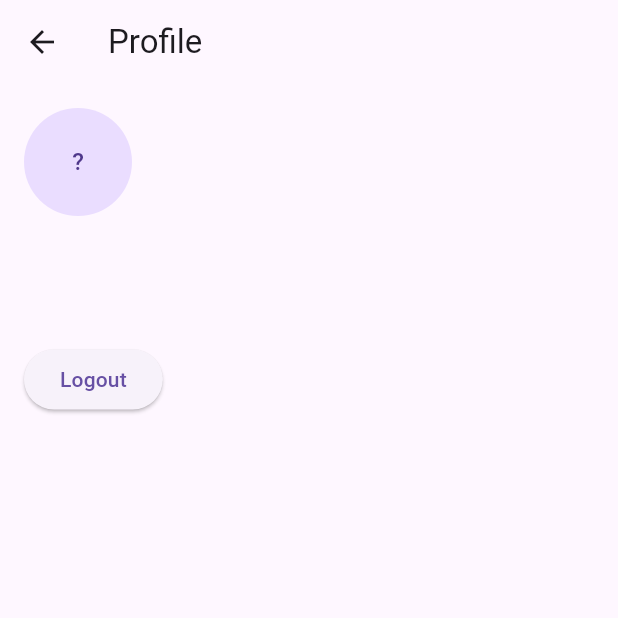
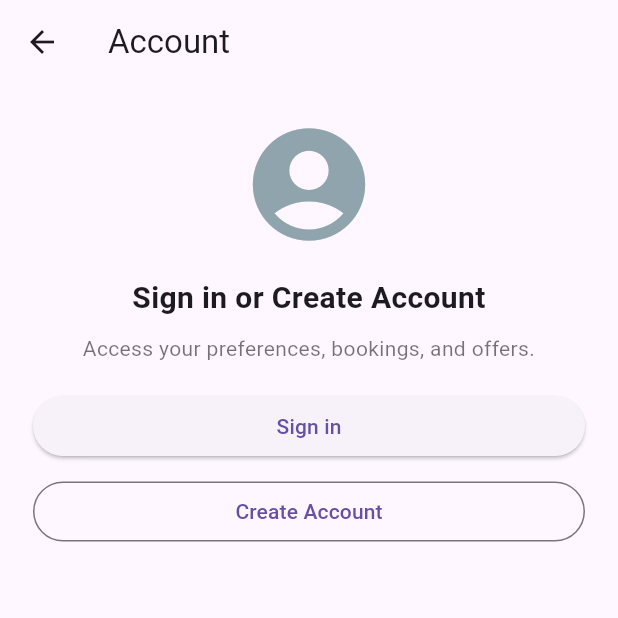
Before and after one commit to netamare/Expedia_app, a Flutter app: the ProfileScreen screen opened directly, on a phone screen of 412 x 824 dp, the top half of it. Run offline on Flutter 3.47's test engine with Material 3 defaults, Android fonts, the phone set to English and light mode, and no system bars; accounts and stored records are empty.

Commit message:
update screen

```diff
--- a/lib/screens/profile/profile_screen.dart
+++ b/lib/screens/profile/profile_screen.dart
@@ -1,79 +1,81 @@
 import 'package:flutter/material.dart';
-import 'package:provider/provider.dart';
-import '../../services/auth_service.dart';
 
-class ProfileScreen extends StatefulWidget {
-  const ProfileScreen();
-  @override
-  _ProfileScreenState createState() => _ProfileScreenState();
-}
+class ProfileScreen extends StatelessWidget {
+  final bool signedIn = false; // Demo only. Set true to test signed-in.
 
-class _ProfileScreenState extends State<ProfileScreen> {
   @override
   Widget build(BuildContext context) {
-    final auth = Provider.of<AuthService>(context);
-    final user = auth.currentUser;
-
-    return Scaffold(
-      appBar: AppBar(title: Text('Profile')),
-      body: user == null
-          ? Center(
-        child: Padding(
-          padding: const EdgeInsets.symmetric(horizontal: 24.0),
+    if (!signedIn) {
+      return Scaffold(
+        appBar: AppBar(title: Text('Account')),
+        body: Padding(
+          padding: const EdgeInsets.all(22),
           child: Column(
-            mainAxisSize: MainAxisSize.min,
+            crossAxisAlignment: CrossAxisAlignment.stretch,
             children: [
-              Text('Not signed in', style: TextStyle(fontSize: 18)),
+              Icon(Icons.account_circle, size: 90, color: Colors.blueGrey[300]),
               SizedBox(height: 16),
-              SizedBox(
-                width: double.infinity,
-                child: ElevatedButton(
-                  onPressed: () => Navigator.pushNamed(context, '/login'),
-                  child: Padding(
-                    padding: const EdgeInsets.symmetric(vertical: 12.0),
-                    child: Text('Sign in'),
-                  ),
-                  style: ElevatedButton.styleFrom(
-                    shape: RoundedRectangleBorder(borderRadius: BorderRadius.circular(8)),
-                  ),
-                ),
-              ),
-              SizedBox(height: 12),
-              SizedBox(
-                width: double.infinity,
-                child: OutlinedButton(
-                  onPressed: () => Navigator.pushNamed(context, '/signup'),
-                  child: Padding(
-                    padding: const EdgeInsets.symmetric(vertical: 12.0),
-                    child: Text('Create account'),
-                  ),
-                  style: OutlinedButton.styleFrom(
-                    shape: RoundedRectangleBorder(borderRadius: BorderRadius.circular(8)),
-                  ),
-                ),
-              ),
+              Text("Sign in or Create Account", textAlign: TextAlign.center, style: TextStyle(fontWeight: FontWeight.bold, fontSize: 20)),
+              SizedBox(height: 9),
+              Text("Access your preferences, bookings, and offers.", textAlign: TextAlign.center, style: TextStyle(color: Colors.black54)),
+              SizedBox(height: 18),
+              ElevatedButton(onPressed: () {}, child: Text("Sign in")),
+              SizedBox(height: 9),
+              OutlinedButton(onPressed: () {}, child: Text("Create Account")),
             ],
           ),
         ),
-      )
-          : Padding(
-        padding: const EdgeInsets.all(16.0),
-        child: Column(crossAxisAlignment: CrossAxisAlignment.start, children: [
-          CircleAvatar(radius: 36, child: Text(user.name.isNotEmpty ? user.name[0].toUpperCase() : '?')),
-          SizedBox(height: 12),
-          Text(user.name, style: TextStyle(fontSize: 18, fontWeight: FontWeight.bold)),
-          SizedBox(height: 6),
-          Text(user.email),
-          SizedBox(height: 20),
-          ElevatedButton(
-            onPressed: () async {
-              await auth.logout();
-              setState(() {});
-            },
-            child: Text('Logout'),
-          )
-        ]),
+      );
+    }
+
+    return Scaffold(
+      appBar: AppBar(title: Text('Account')),
+      body: ListView(
+        padding: EdgeInsets.only(top:12, left: 8, right: 8, bottom:36),
+        children: [
+          _blueCard(context),
+          ..._accountTiles(),
+        ],
       ),
     );
   }
+
+  Widget _blueCard(BuildContext context) => Container(
+      margin: EdgeInsets.symmetric(vertical: 8, horizontal: 6),
+      decoration: BoxDecoration(color: Color(0xFFF4F6FE), borderRadius: BorderRadius.circular(14)),
+      child: ListTile(
+        leading: Icon(Icons.phone_android, color: Colors.blue[800], size: 34),
+        title: Text("Add your mobile number"),
+        subtitle: Text("Use your phone to securely sign in and get critical updates."),
+        trailing: Wrap(
+          children: [
+            ElevatedButton(onPressed: () {}, child: Text("Add")),
+            SizedBox(width: 9),
+            TextButton(onPressed: () {}, child: Text("Maybe later")),
+          ],
+        ),
+      )
+  );
+
+  List<Widget> _accountTiles() => [
+    _profileTile(Icons.person, "Profile", "Provide your personal details and travel documents"),
+    _profileTile(Icons.mail, "Communications", "Control which notifications you get"),
+    _profileTile(Icons.credit_card, "Payment methods", "View saved payment methods"),
+    _profileTile(Icons.local_offer, "Coupons", "View your available coupons"),
+    _profileTile(Icons.money, "Credits", "View your active airline credits"),
+    _profileTile(Icons.rate_review, "Reviews", "Read reviews you've shared"),
+    _profileTile(Icons.lock, "Security and settings", "Update your email or password and change app preferences"),
+    _profileTile(Icons.gavel, "Legal", "See terms, policies, and privacy"),
+  ];
+
+  Widget _profileTile(IconData icon, String label, String desc) => Card(
+    margin: EdgeInsets.symmetric(vertical:6),
+    child: ListTile(
+      leading: Icon(icon, color: Colors.blue[700]),
+      title: Text(label),
+      subtitle: Text(desc),
+      trailing: Icon(Icons.chevron_right),
+      onTap: () {},
+    ),
+  );
 }
```
